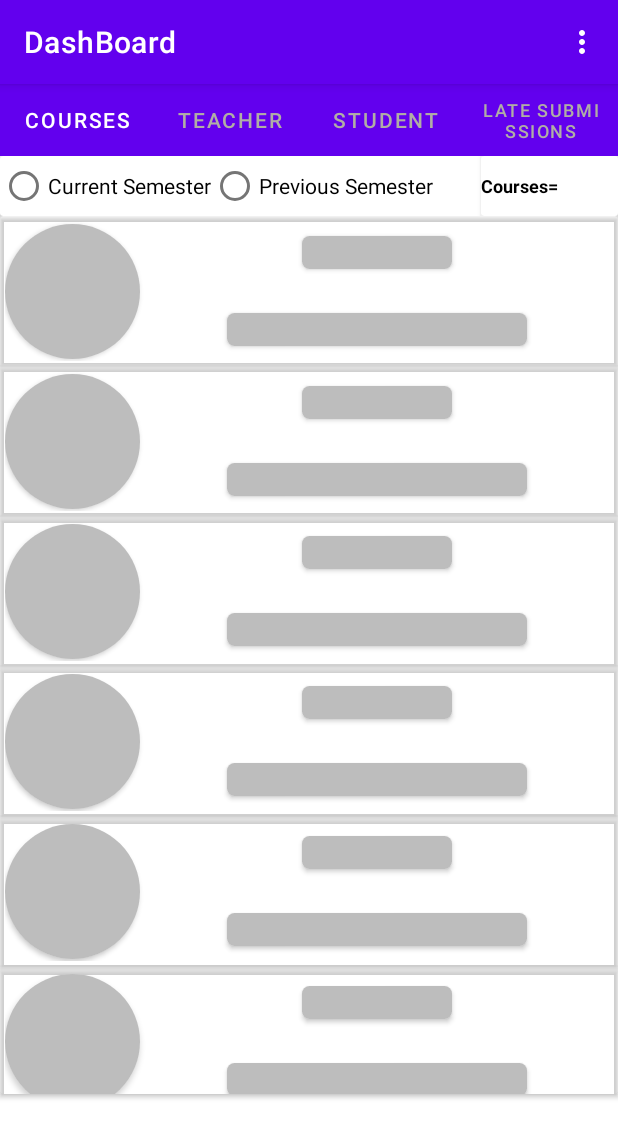
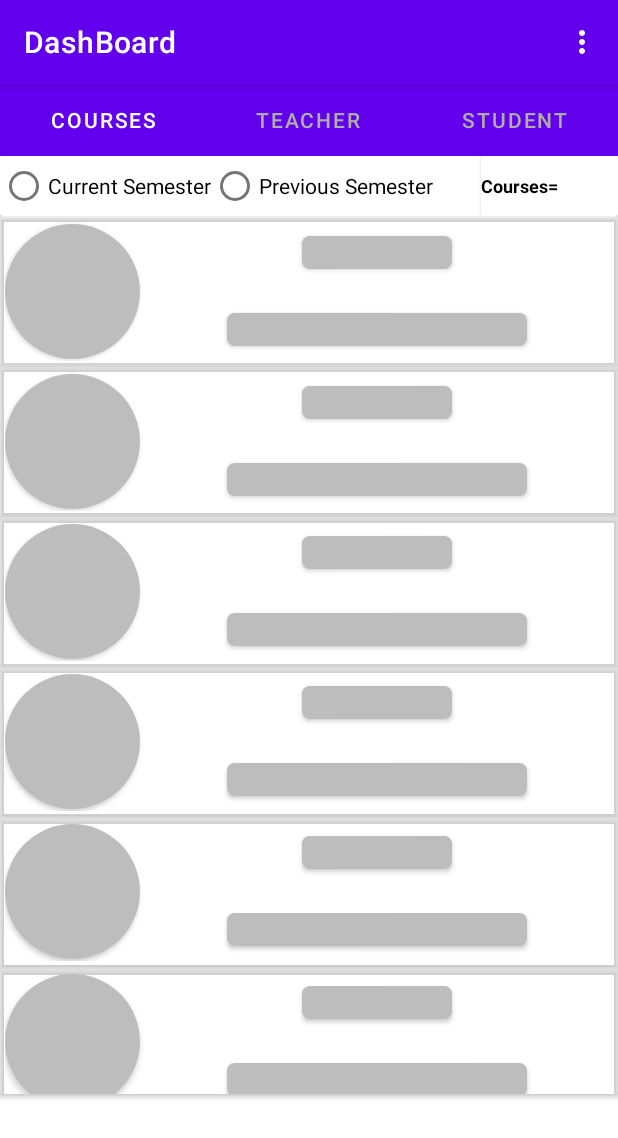
Before and after one commit to Engr-Hamza-Saghir/LMS, an Android app: the director_main_screen screen opened directly, with no data from a screen before it, on a phone screen of 412 x 824 dp. Shown: the top 1138 px of the screen. Run offline under Robolectric (Android 15) with nearby library versions, the phone set to English and light mode, and no system bars; our stand-ins replace Shimmer, Volley; network calls fail; Roboto replaces fonts that are not available here.

Commit message:
notify result

```diff
--- a/app/src/main/java/com/example/lms/Viewpage_Adapter.java
+++ b/app/src/main/java/com/example/lms/Viewpage_Adapter.java
@@ -22,7 +22,6 @@ public class Viewpage_Adapter extends FragmentPagerAdapter {
             case 0: return new director_all_courses();
             case 1: return new director_all_teachers();
             case 2: return new director_all_students();
-            case 3: return new director_late_submissions();
             default:return null;
         }
     }
--- a/app/src/main/java/com/example/lms/director_main_screen.java
+++ b/app/src/main/java/com/example/lms/director_main_screen.java
@@ -5,7 +5,6 @@ import android.content.DialogInterface;
 import android.content.Intent;
 import android.content.SharedPreferences;
 import android.os.Bundle;
-import android.util.Log;
 import android.view.Menu;
 import android.view.MenuItem;
 
@@ -36,9 +35,7 @@ public class director_main_screen extends AppCompatActivity
         tabLayout=(TabLayout) findViewById(R.id.tab_for_director);
         all_courses=(TabItem) findViewById(R.id.tab_allcourses);
         all_teachers=(TabItem) findViewById(R.id.tab_teachers);
-        Log.d("TAGi", "onCreate: "+all_students);
         all_students=(TabItem) findViewById(R.id.tab_students);
-        all_late_submissions=(TabItem) findViewById(R.id.tab_latesubmissions);
         viewPager=(ViewPager) findViewById(R.id.viewpager_for_director);
 
         token = getIntent().getStringExtra("Token");
--- a/app/src/main/res/layout/activity_director_main_screen.xml
+++ b/app/src/main/res/layout/activity_director_main_screen.xml
@@ -8,7 +8,7 @@
     tools:context=".director_main_screen">
 
     <com.google.android.material.tabs.TabLayout
-        android:layout_width="wrap_content"
+        android:layout_width="match_parent"
         android:id="@+id/tab_for_director"
         android:background="@color/purple_500"
         android:layout_height="wrap_content"
@@ -41,15 +41,6 @@
             android:text="Student" />
 
 
-        <com.google.android.material.tabs.TabItem
-            android:layout_width="wrap_content"
-            android:layout_height="wrap_content"
-            android:scrollHorizontally="true"
-            android:ellipsize="end"
-            android:maxLines="1"
-            android:id="@+id/tab_latesubmissions"
-            android:text="Late Submissions"
-            android:singleLine="true" />
     </com.google.android.material.tabs.TabLayout>
     <androidx.viewpager.widget.ViewPager
         android:layout_width="match_parent"
```
